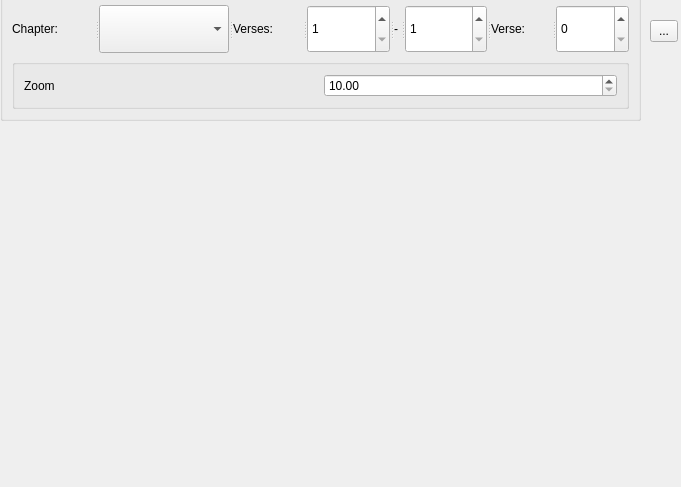
This is core/controls/quran_reader.ui in abumq/project-islam as Qt 5 draws it before an edit. The edited form follows.
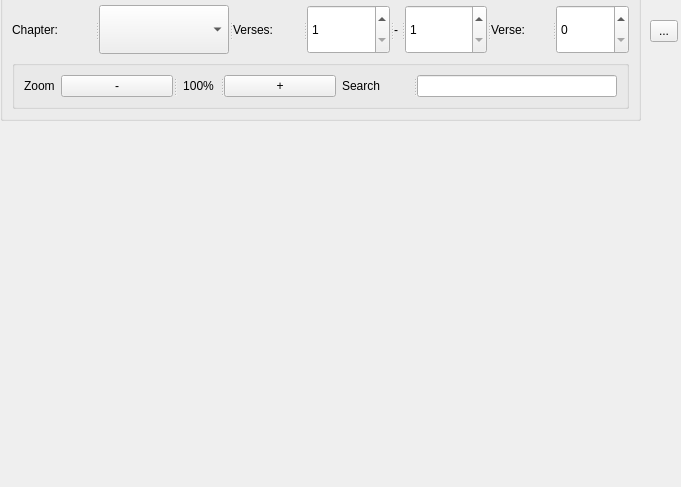
This is the edited form.

Commit message: Some fixes around Quran and reader

The edit to the form file:
```diff
--- a/core/controls/quran_reader.ui
+++ b/core/controls/quran_reader.ui
@@ -100,16 +100,47 @@
         </widget>
        </item>
        <item>
-        <widget class="QDoubleSpinBox" name="spnZoom">
-         <property name="minimum">
-          <double>10.000000000000000</double>
+        <widget class="QSplitter" name="splitter_5">
+         <property name="orientation">
+          <enum>Qt::Horizontal</enum>
          </property>
-         <property name="maximum">
-          <double>30.000000000000000</double>
+         <property name="opaqueResize">
+          <bool>false</bool>
          </property>
-         <property name="singleStep">
-          <double>1.000000000000000</double>
+         <property name="childrenCollapsible">
+          <bool>true</bool>
          </property>
+         <widget class="QPushButton" name="btnZoomOut">
+          <property name="text">
+           <string>-</string>
+          </property>
+         </widget>
+         <widget class="QLabel" name="lblZoomValue">
+          <property name="text">
+           <string>100%</string>
+          </property>
+          <property name="alignment">
+           <set>Qt::AlignCenter</set>
+          </property>
+         </widget>
+         <widget class="QPushButton" name="btnZoomIn">
+          <property name="text">
+           <string>+</string>
+          </property>
+         </widget>
+        </widget>
+       </item>
+       <item>
+        <widget class="QSplitter" name="splitter_6">
+         <property name="orientation">
+          <enum>Qt::Horizontal</enum>
+         </property>
+         <widget class="QLabel" name="label">
+          <property name="text">
+           <string>Search</string>
+          </property>
+         </widget>
+         <widget class="QLineEdit" name="lineEdit"/>
         </widget>
        </item>
       </layout>
@@ -126,6 +157,9 @@
      <height>22</height>
     </rect>
    </property>
+   <property name="toolTip">
+    <string>Show more controls...</string>
+   </property>
    <property name="text">
     <string>...</string>
    </property>
```
The commit also changes 12 other files.
